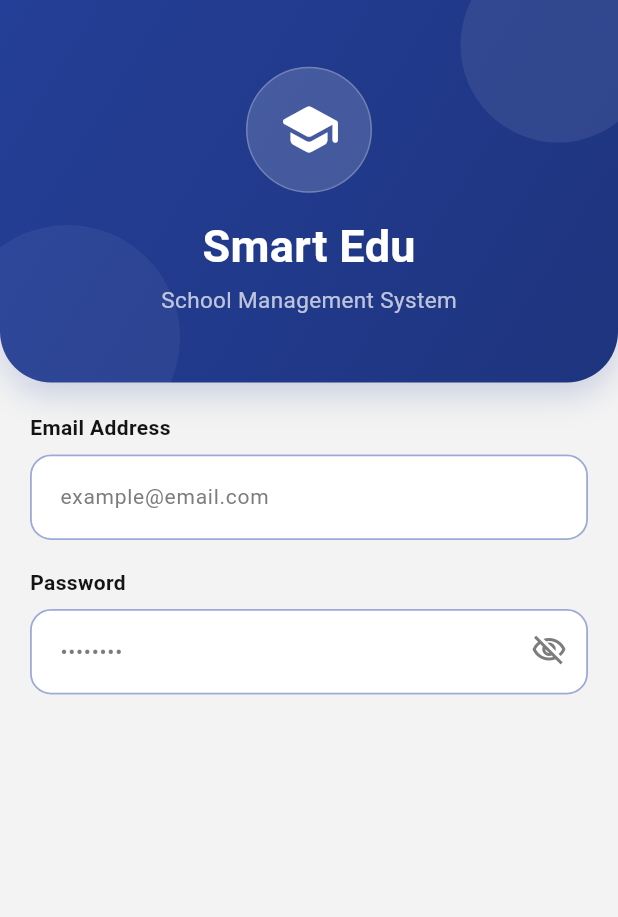
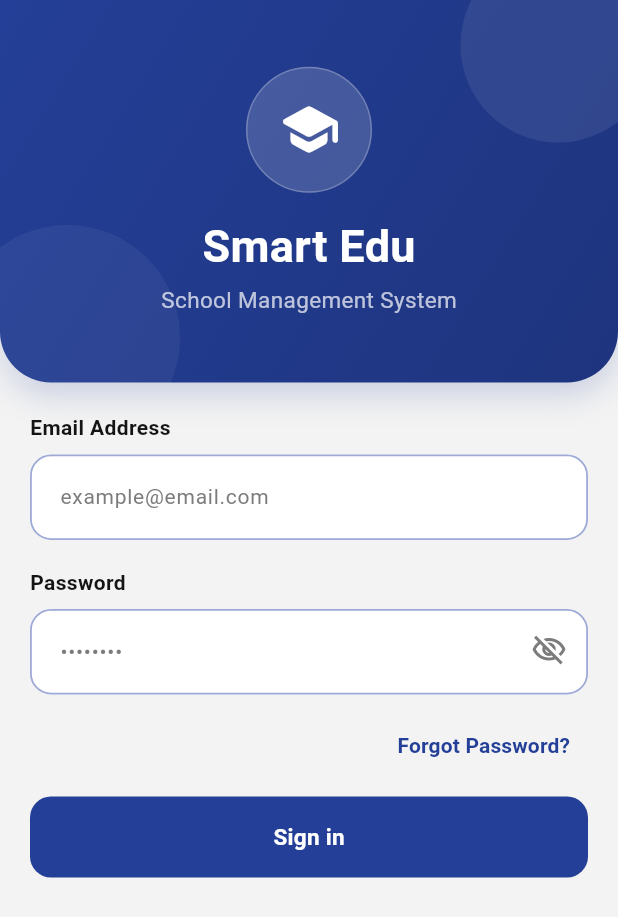
Before and after one commit to Sandu-2002/smart_edu_app, a Flutter app: the LoginScreen screen opened by its route, on a phone screen of 412 x 824 dp. Shown: the top 917 px of the screen. Run offline on Flutter 3.47's test engine with Material 3 defaults, Android fonts, the phone set to English and light mode, and no system bars; our stand-ins replace cloud_firestore, firebase_auth, firebase_core, go_router; accounts and stored records are empty; Roboto replaces fonts that are missing (SFProDisplay).

Commit message:
add login actions (forgot password & button)

```diff
--- a/lib/features/auth/login_screen.dart
+++ b/lib/features/auth/login_screen.dart
@@ -1,8 +1,11 @@
 import 'package:flutter/material.dart';
+import 'package:go_router/go_router.dart';
 
 import '../../core/constants/app_colors.dart';
 import '../../core/widgets/top_blue_header.dart';
 import '../../core/widgets/app_text_field.dart';
+import '../../core/widgets/app_button.dart';
+import '../../core/routes/route_names.dart';
 
 class LoginScreen extends StatefulWidget {
   const LoginScreen({super.key});
@@ -71,7 +74,7 @@ class _LoginScreenState extends State<LoginScreen> {
             ),
           ),
 
-          /// form UI
+          /// form UI and actions
           Expanded(
             child: SingleChildScrollView(
               padding: const EdgeInsets.fromLTRB(20, 20, 20, 28),
@@ -112,6 +115,32 @@ class _LoginScreenState extends State<LoginScreen> {
                       ),
                     ],
                   ),
+
+                  const SizedBox(height: 10),
+
+                  /// Forgot Password
+                  Align(
+                    alignment: Alignment.centerRight,
+                    child: TextButton(
+                      onPressed: () =>
+                          context.go(RouteNames.forgotPassword),
+                      child: const Text(
+                        'Forgot Password?',
+                        style: TextStyle(
+                          color: AppColors.primaryBlue,
+                          fontWeight: FontWeight.w600,
+                        ),
+                      ),
+                    ),
+                  ),
+
+                  const SizedBox(height: 10),
+
+                  ///Sign In Button
+                  AppButton(
+                    text: loading ? 'Signing in...' : 'Sign in',
+                    onTap: loading ? null : () {},
+                  ),
                 ],
               ),
             ),
```
